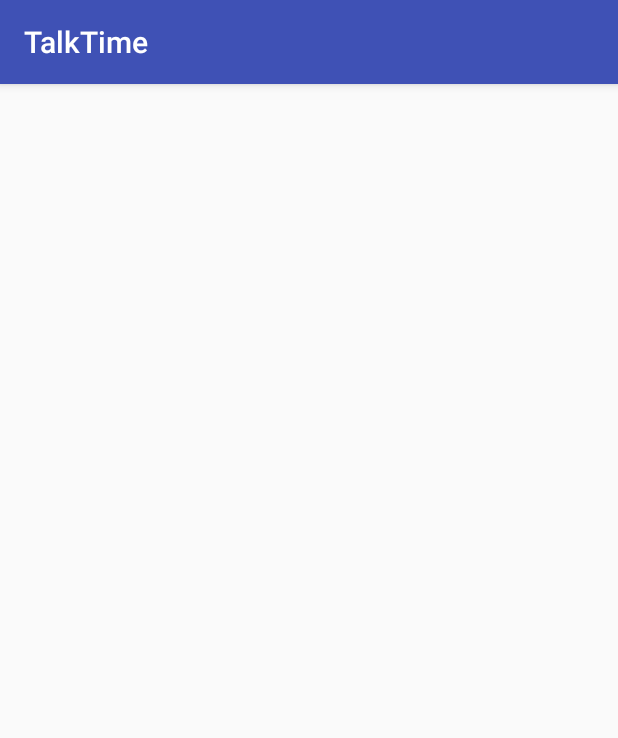
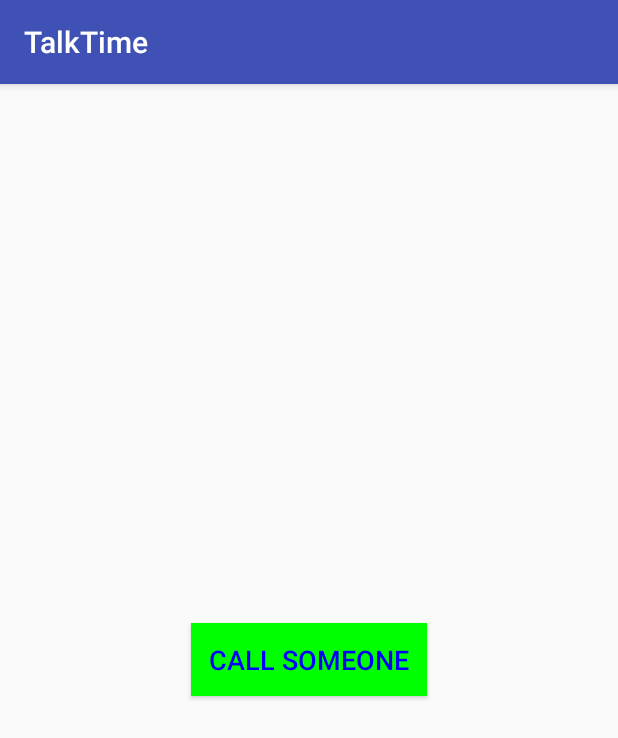
Before and after one commit to addiegupta/Anonor, an Android app: the screen it shows after launch once a user with an empty profile is signed in (MainActivity), on a phone screen of 412 x 824 dp. Shown: the top 738 px of the screen. Run offline under Robolectric (Android 15) with nearby library versions, the phone set to English and light mode, and no system bars; our stand-ins replace ButterKnife, Firebase (no records; nobody signed in at launch, a user with empty details on screens opened directly), Timber; libraries missing offline, so code that uses them is left out: com.sinch.android; 4 statements that could not run were skipped.

Commit message:
First pass at initiating call to random person

```diff
--- a/app/src/main/java/com/example/android/talktime/model/User.java
+++ b/app/src/main/java/com/example/android/talktime/model/User.java
@@ -4,6 +4,9 @@ public class User {
     private String email;
     private long  duration;
 
+    public User(){
+
+    }
     public User(String email, long duration){
         this.email = email;
         this.duration = duration;
--- a/app/src/main/java/com/example/android/talktime/ui/BaseActivity.java
+++ b/app/src/main/java/com/example/android/talktime/ui/BaseActivity.java
@@ -10,7 +10,7 @@ import android.support.v7.app.AppCompatActivity;
 import com.example.android.talktime.CallService;
 
     // Sinch code
-public class BaseActivity extends AppCompatActivity implements ServiceConnection{
+public abstract class BaseActivity extends AppCompatActivity implements ServiceConnection{
 
     private CallService.CallServiceInterface mCallServiceInterface;
 
--- a/app/src/main/java/com/example/android/talktime/ui/MainActivity.java
+++ b/app/src/main/java/com/example/android/talktime/ui/MainActivity.java
@@ -1,15 +1,162 @@
 package com.example.android.talktime.ui;
 
+import android.content.Intent;
+import android.content.pm.PackageManager;
 import android.os.Bundle;
-import android.support.v7.app.AppCompatActivity;
+import android.support.v4.app.ActivityCompat;
+import android.view.View;
+import android.widget.Button;
+import android.widget.Toast;
 
+import com.example.android.talktime.CallService;
 import com.example.android.talktime.R;
+import com.example.android.talktime.model.User;
+import com.google.firebase.auth.FirebaseAuth;
+import com.google.firebase.database.DataSnapshot;
+import com.google.firebase.database.DatabaseError;
+import com.google.firebase.database.DatabaseReference;
+import com.google.firebase.database.FirebaseDatabase;
+import com.google.firebase.database.ValueEventListener;
+import com.sinch.android.rtc.MissingPermissionException;
+import com.sinch.android.rtc.SinchError;
+import com.sinch.android.rtc.calling.Call;
 
-public class MainActivity extends AppCompatActivity {
+import java.util.Random;
+
+import butterknife.BindView;
+import butterknife.ButterKnife;
+import timber.log.Timber;
+
+public class MainActivity extends BaseActivity implements CallService.StartFailedListener {
+
+    @BindView(R.id.btn_main_call_someone)
+    Button mButtonCallSomeone;
+
+
+    private FirebaseAuth mAuth;
+    private FirebaseDatabase mUserDatabase;
+    private FirebaseAuth.AuthStateListener mAuthListener;
+    private DatabaseReference mDBRef;
+    private String mReceiverId;
+
 
     @Override
     protected void onCreate(Bundle savedInstanceState) {
         super.onCreate(savedInstanceState);
         setContentView(R.layout.activity_main);
+        ButterKnife.bind(this);
+        Timber.plant(new Timber.DebugTree());
+
+        mAuth = FirebaseAuth.getInstance();
+        mUserDatabase = FirebaseDatabase.getInstance();
+        mDBRef = mUserDatabase.getReference();
+
+        // Read from the database
+        mDBRef.addValueEventListener(new ValueEventListener() {
+            @Override
+            public void onDataChange(DataSnapshot dataSnapshot) {
+                // This method is called once with the initial value and again
+                // whenever data at this location is updated.
+                selectCaller(dataSnapshot);
+            }
+
+            @Override
+            public void onCancelled(DatabaseError error) {
+                // Failed to read value
+            }
+        });
+
+
+        if (getSinchServiceInterface() != null && !getSinchServiceInterface().isStarted()) {
+            String userName = mAuth.getCurrentUser().getEmail();
+            getSinchServiceInterface().startClient(userName);
+        }
+
+        mButtonCallSomeone.setOnClickListener(new View.OnClickListener() {
+            @Override
+            public void onClick(View v) {
+                callSomeone();
+            }
+        });
     }
+
+
+    @Override
+    public void onStartFailed(SinchError error) {
+        Toast.makeText(this, error.toString(), Toast.LENGTH_LONG).show();
+    }
+
+    @Override
+    public void onStarted() {
+        startCall();
+    }
+
+
+    private void selectCaller(DataSnapshot dataSnapshot) {
+
+        //TODO Change callers to receivers
+        DataSnapshot list = dataSnapshot.child("callers");
+        int dbSize = (int) list.getChildrenCount();
+
+        //TODO Optimise for memory
+        Random r = new Random();
+        int ranNum = r.nextInt(dbSize);
+        User userToBeCalled;
+        int i = 0;
+        for (DataSnapshot ds : list.getChildren()) {
+            if (ranNum == i) {
+                userToBeCalled = ds.getValue(User.class);
+                mReceiverId = userToBeCalled.getEmail();
+                Toast.makeText(this, mReceiverId, Toast.LENGTH_SHORT).show();
+                break;
+            }
+            i++;
+        }
+    }
+
+    private void callSomeone() {
+
+        if (!getSinchServiceInterface().isStarted()) {
+            getSinchServiceInterface().startClient(mReceiverId);
+        } else {
+            startCall();
+        }
+    }
+
+    private void startCall() {
+        try {
+            Call call = getSinchServiceInterface().callUser(mReceiverId);
+
+            String callId = call.getCallId();
+            Intent callScreen = new Intent(this, CallScreenActivity.class);
+            callScreen.putExtra(CallService.CALL_ID, callId);
+            startActivity(callScreen);
+        } catch (MissingPermissionException e) {
+            ActivityCompat.requestPermissions(this, new String[]{e.getRequiredPermission()}, 0);
+        }
+    }
+
+
+    @Override
+    protected void onServiceConnected() {
+
+        getSinchServiceInterface().setStartListener(this);
+    }
+
+    private void stopButtonClicked() {
+        if (getSinchServiceInterface() != null) {
+            getSinchServiceInterface().stopClient();
+        }
+        finish();
+    }
+
+    public void onRequestPermissionsResult(int requestCode, String[] permissions, int[] grantResults) {
+        if (grantResults.length > 0 && grantResults[0] == PackageManager.PERMISSION_GRANTED) {
+            Toast.makeText(this, "You may now place a call", Toast.LENGTH_LONG).show();
+        } else {
+            Toast.makeText(this, "This application needs permission to use your microphone to function properly.", Toast
+                    .LENGTH_LONG).show();
+        }
+    }
+
 }
--- a/app/src/main/res/layout/activity_main.xml
+++ b/app/src/main/res/layout/activity_main.xml
@@ -1,9 +1,16 @@
 <?xml version="1.0" encoding="utf-8"?>
-<android.support.constraint.ConstraintLayout xmlns:android="http://schemas.android.com/apk/res/android"
-    xmlns:app="http://schemas.android.com/apk/res-auto"
-    xmlns:tools="http://schemas.android.com/tools"
+<FrameLayout xmlns:android="http://schemas.android.com/apk/res/android"
     android:layout_width="match_parent"
-    android:layout_height="match_parent"
-    tools:context="com.example.android.talktime.ui.MainActivity">
-
-</android.support.constraint.ConstraintLayout>
+    android:layout_height="match_parent">
+    <Button
+        android:layout_width="wrap_content"
+        android:layout_height="wrap_content"
+        android:layout_gravity="center"
+        android:textSize="18sp"
+        android:id="@+id/btn_main_call_someone"
+        android:padding="12dp"
+        android:textColor="#0000ff"
+        android:textAllCaps="true"
+        android:text="Call Someone"
+        android:background="#00ff00"/>
+</FrameLayout>
```
Also changed, not shown: app/src/main/java/com/example/android/talktime/CallService.java (+0 -8 lines), app/src/main/java/com/example/android/talktime/ui/SignupActivity.java (+4 -3 lines).
